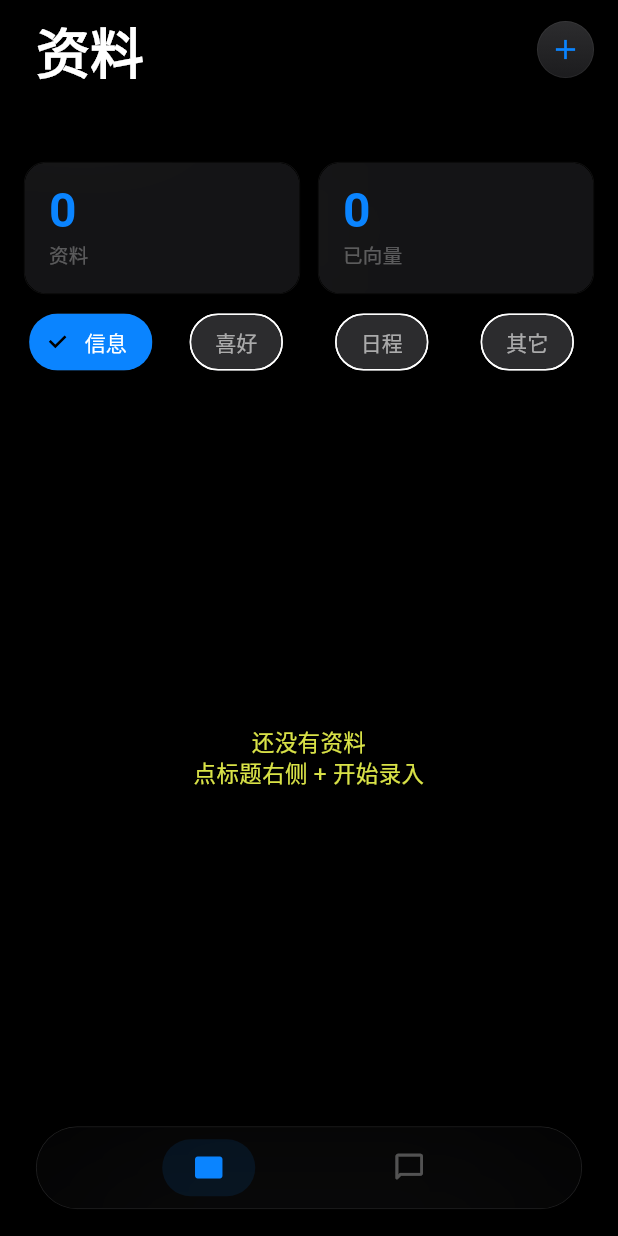
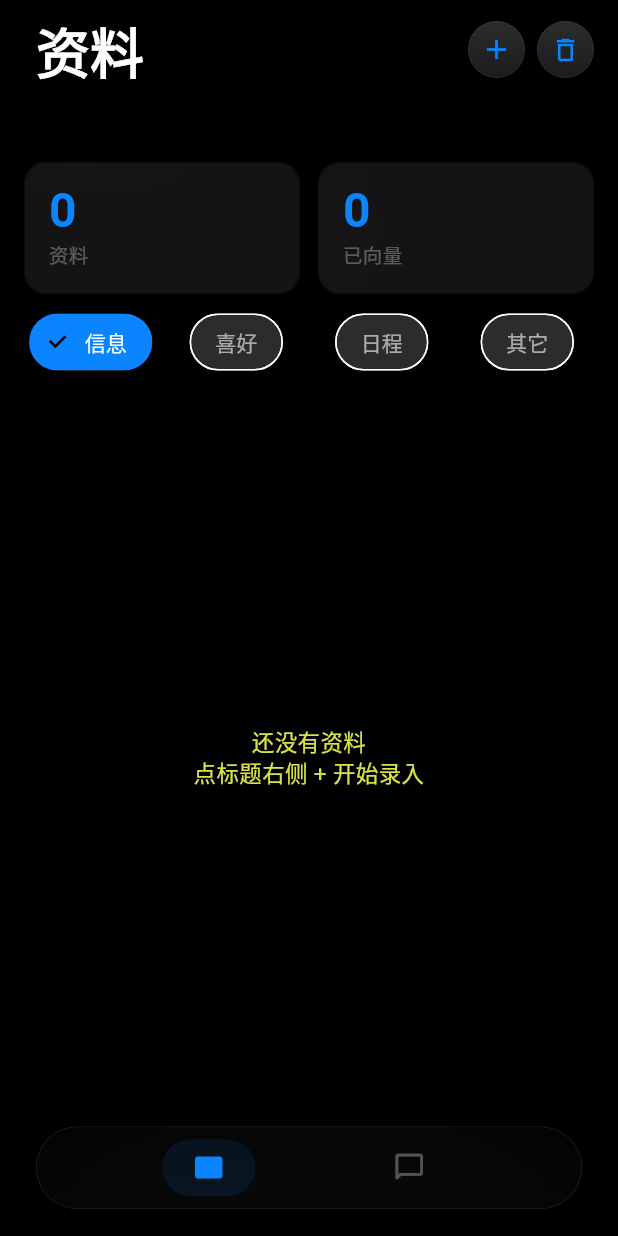
Before and after one commit to JIAYI120/c_agent, a Flutter app: the screen it shows after launch, on a phone screen of 412 x 824 dp. Run offline on Flutter 3.47's test engine with Material 3 defaults, Android fonts, the phone set to English and light mode, and no system bars; our stand-ins replace sqflite; accounts and stored records are empty.

Commit message:
feat: settings dialog, delete mode, delete from db

```diff
--- a/offline_kb/lib/main.dart
+++ b/offline_kb/lib/main.dart
@@ -85,6 +85,7 @@ class _MainScreenState extends State<MainScreen> {
   int _currentIndex = 0;
   Database? _db;
   final _entriesRefresh = ValueNotifier<int>(0);
+  bool _deleteMode = false;
 
   @override
   void initState() {
@@ -144,8 +145,10 @@ class _MainScreenState extends State<MainScreen> {
                       ],
                     ),
                   ),
-                  // FAB - only show on entries tab
+                  // FAB + Delete button - only show on entries tab
                   if (_currentIndex == 0)
+                    Row(
+                      children: [
                         GestureDetector(
                           onTap: () async {
                             final result = await Navigator.push<Map<String, String>>(
@@ -159,14 +162,13 @@ class _MainScreenState extends State<MainScreen> {
                                 'created_at': DateTime.now().toIso8601String(),
                                 'updated_at': DateTime.now().toIso8601String(),
                               });
-                          // Trigger reload
                               _entriesRefresh.value++;
                               setState(() {});
                             }
                           },
                           child: Container(
                             width: 38, height: 38,
-                        margin: const EdgeInsets.only(top: 6),
+                            margin: const EdgeInsets.only(top: 6, right: 8),
                             decoration: BoxDecoration(
                               gradient: const LinearGradient(begin: Alignment.topCenter, end: Alignment.bottomCenter, colors: [Color(0xFF2c2c2e), Color(0xFF1c1c1e)]),
                               borderRadius: BorderRadius.circular(19),
@@ -176,6 +178,36 @@ class _MainScreenState extends State<MainScreen> {
                             child: const Icon(Icons.add, color: Color(0xFF0a84ff), size: 22),
                           ),
                         ),
+                        // Delete mode toggle
+                        GestureDetector(
+                          onTap: () {
+                            setState(() => _deleteMode = !_deleteMode);
+                            ScaffoldMessenger.of(context).showSnackBar(
+                              SnackBar(content: Text(_deleteMode ? '删除模式：点击卡片删除' : '退出删除模式'), duration: const Duration(seconds: 1)),
+                            );
+                          },
+                          child: Container(
+                            width: 38, height: 38,
+                            margin: const EdgeInsets.only(top: 6),
+                            decoration: BoxDecoration(
+                              gradient: LinearGradient(
+                                begin: Alignment.topCenter,
+                                end: Alignment.bottomCenter,
+                                colors: _deleteMode
+                                    ? [const Color(0xFFff453a), const Color(0xFFcc3630)]
+                                    : [const Color(0xFF2c2c2e), const Color(0xFF1c1c1e)],
+                              ),
+                              borderRadius: BorderRadius.circular(19),
+                              boxShadow: _deleteMode
+                                  ? [BoxShadow(color: const Color(0xFFff453a).withOpacity(0.4), blurRadius: 6, offset: const Offset(0, 2))]
+                                  : [BoxShadow(color: Colors.black.withOpacity(0.4), blurRadius: 3, offset: const Offset(0, 1))],
+                              border: Border.all(color: Colors.white.withOpacity(0.08), width: 0.5),
+                            ),
+                            child: Icon(Icons.delete_outline, color: _deleteMode ? Colors.white : const Color(0xFF0a84ff), size: 20),
+                          ),
+                        ),
+                      ],
+                    ),
                 ],
               ),
             ),
@@ -184,7 +216,16 @@ class _MainScreenState extends State<MainScreen> {
               child: IndexedStack(
                 index: _currentIndex,
                 children: [
-                  EntriesScreen(db: _db, refreshNotifier: _entriesRefresh),
+                  EntriesScreen(
+                    db: _db,
+                    refreshNotifier: _entriesRefresh,
+                    deleteMode: _deleteMode,
+                    onDelete: (id) async {
+                      await _db?.delete('entries', where: 'id = ?', whereArgs: [id]);
+                      _entriesRefresh.value++;
+                      setState(() {});
+                    },
+                  ),
                   ChatScreen(db: _db),
                 ],
               ),
@@ -226,7 +267,12 @@ class _MainScreenState extends State<MainScreen> {
   Widget _tabIcon(int index, IconData icon) {
     final active = _currentIndex == index;
     return GestureDetector(
-      onTap: () => setState(() => _currentIndex = index),
+      onTap: () {
+        setState(() {
+          _currentIndex = index;
+          if (index != 0) _deleteMode = false; // Exit delete mode when switching tabs
+        });
+      },
       child: Container(
         padding: const EdgeInsets.symmetric(horizontal: 20, vertical: 8),
         decoration: BoxDecoration(
@@ -242,7 +288,9 @@ class _MainScreenState extends State<MainScreen> {
 class EntriesScreen extends StatefulWidget {
   final Database? db;
   final ValueNotifier<int>? refreshNotifier;
-  const EntriesScreen({super.key, required this.db, this.refreshNotifier});
+  final bool deleteMode;
+  final Function(int)? onDelete;
+  const EntriesScreen({super.key, required this.db, this.refreshNotifier, this.deleteMode = false, this.onDelete});
 
   @override
   State<EntriesScreen> createState() => _EntriesScreenState();
@@ -269,6 +317,12 @@ class _EntriesScreenState extends State<EntriesScreen> {
     if (widget.db == null) return;
     final list = await widget.db!.query('entries', orderBy: 'updated_at DESC');
     setState(() => _entries = list);
+  }
+
+  Future<void> _deleteEntry(int id) async {
+    if (widget.db == null) return;
+    await widget.db!.delete('entries', where: 'id = ?', whereArgs: [id]);
+    _loadEntries();
   }
 
   List<Map<String, dynamic>> get _filtered =>
@@ -362,9 +416,35 @@ class _EntriesScreenState extends State<EntriesScreen> {
     final status = entry['embedding_status'] as String;
     final statusColor = status == 'ready' ? const Color(0xFF30d158) : const Color(0xFFff9f0a);
     final statusText = status == 'ready' ? '已向量' : '向量中';
+    final isDeleteMode = widget.deleteMode;
 
     return GestureDetector(
       onTap: () async {
+        if (isDeleteMode && widget.onDelete != null) {
+          // Delete mode: show confirmation
+          final confirmed = await showDialog<bool>(
+            context: context,
+            builder: (context) => AlertDialog(
+              backgroundColor: const Color(0xFF1c1c1e),
+              title: const Text('确认删除', style: TextStyle(color: Colors.white, fontSize: 17, fontWeight: FontWeight.w600)),
+              content: Text('确定删除「${entry['title']}」？', style: const TextStyle(color: Color(0xFFebebf5cc))),
+              actions: [
+                TextButton(
+                  onPressed: () => Navigator.pop(context, false),
+                  child: const Text('取消', style: TextStyle(color: Color(0xFF0a84ff))),
+                ),
+                TextButton(
+                  onPressed: () => Navigator.pop(context, true),
+                  child: const Text('删除', style: TextStyle(color: Color(0xFFff453a))),
+                ),
+              ],
+            ),
+          );
+          if (confirmed == true) {
+            widget.onDelete!(entry['id'] as int);
+          }
+        } else {
+          // Normal mode: edit
           final result = await Navigator.push<Map<String, String>>(
             context,
             MaterialPageRoute(builder: (_) => EntryFormScreen(entry: entry)),
@@ -376,6 +456,7 @@ class _EntriesScreenState extends State<EntriesScreen> {
               'updated_at': DateTime.now().toIso8601String(),
             }, where: 'id = ?', whereArgs: [entry['id']]);
             _loadEntries();
+          }
         }
       },
       child: Container(
```
Lines whose indentation alone changed are shown as unchanged.
